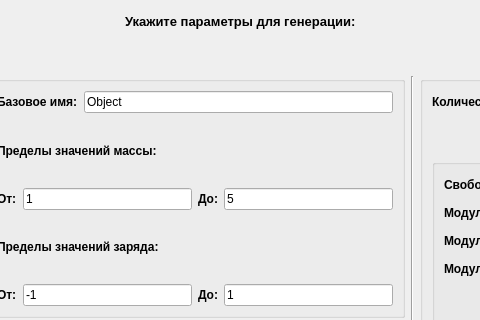
Before: the Qt Designer form generatewidget.ui in GRUB666/SPS---Simple-Physical-Simulator, drawn with Qt 5; both pictures show x 286 to 766 and y 0 to 320 of the 1053 by 644 pixel window.
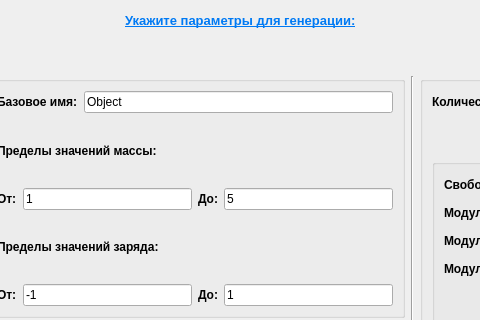
After: the same form once the commit is applied.

Diff of the .ui file:
```diff
--- a/generatewidget.ui
+++ b/generatewidget.ui
@@ -41,7 +41,7 @@
           </font>
          </property>
          <property name="text">
-          <string>Укажите параметры для генерации:</string>
+          <string>&lt;html&gt;&lt;head/&gt;&lt;body&gt;&lt;p&gt;&lt;a href=&quot;dwq&quot;&gt;&lt;span style=&quot; text-decoration: underline; color:#007af4;&quot;&gt;Укажите параметры для генерации:&lt;/span&gt;&lt;/a&gt;&lt;/p&gt;&lt;/body&gt;&lt;/html&gt;</string>
          </property>
         </widget>
        </item>
```
